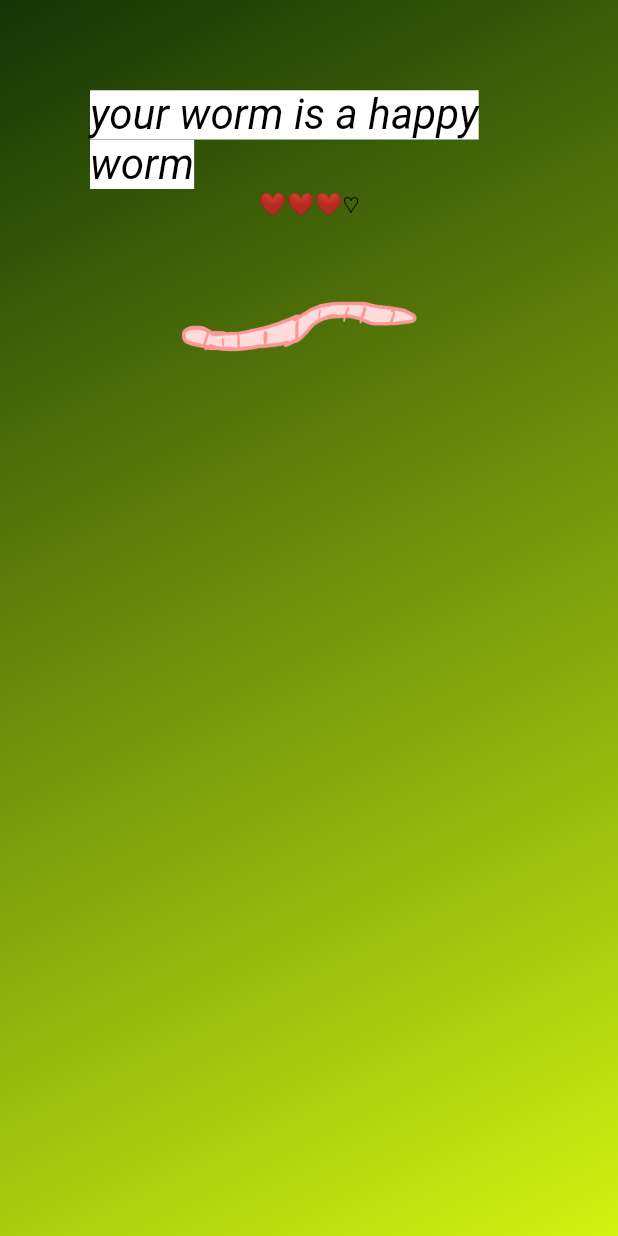
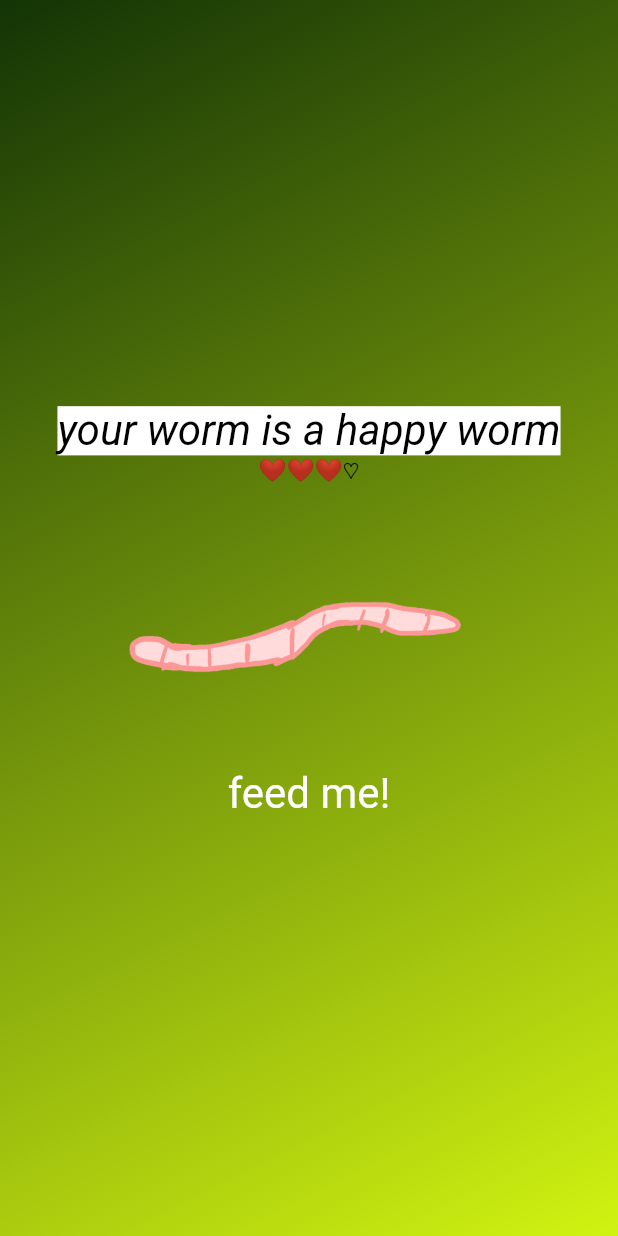
Before and after one commit to abbymachines/habit_vpet, a Flutter app: the screen it shows after launch, on a phone screen of 412 x 824 dp. Run offline on Flutter 3.47's test engine with Material 2 defaults, Android fonts, the phone set to English and light mode, and no system bars.

Commit message:
refactor ListView into Column widget, add button inside gradient container

```diff
--- a/lib/gradient_container.dart
+++ b/lib/gradient_container.dart
@@ -12,6 +12,10 @@ class GradientContainer extends StatelessWidget {
   final Color color1;
   final Color color2;
 
+  void feedPet() {
+    //
+  }
+
   @override
   Widget build(context) {
     return Container(
@@ -22,14 +26,22 @@ class GradientContainer extends StatelessWidget {
           end: endAlignment,
         ),
       ),
-      child: ListView(
-        addAutomaticKeepAlives: false,
-        padding: const EdgeInsets.all(60),
-        children: const [
-          Center(child: StyledText('your worm is a happy worm')),
-          Center(child: HeartBar()),
-          Center(child: Worm()),
-        ],
+      child: Center(
+        child: Column(
+          mainAxisSize: MainAxisSize.min,
+          children: [
+            const StyledText('your worm is a happy worm'),
+            const HeartBar(),
+            const Worm(),
+            TextButton(
+              onPressed: feedPet,
+              style: TextButton.styleFrom(
+                  foregroundColor: Colors.white,
+                  textStyle: const TextStyle(fontSize: 28)),
+              child: const Text('feed me!'),
+            ),
+          ],
+        ),
       ),
     );
   }
```
